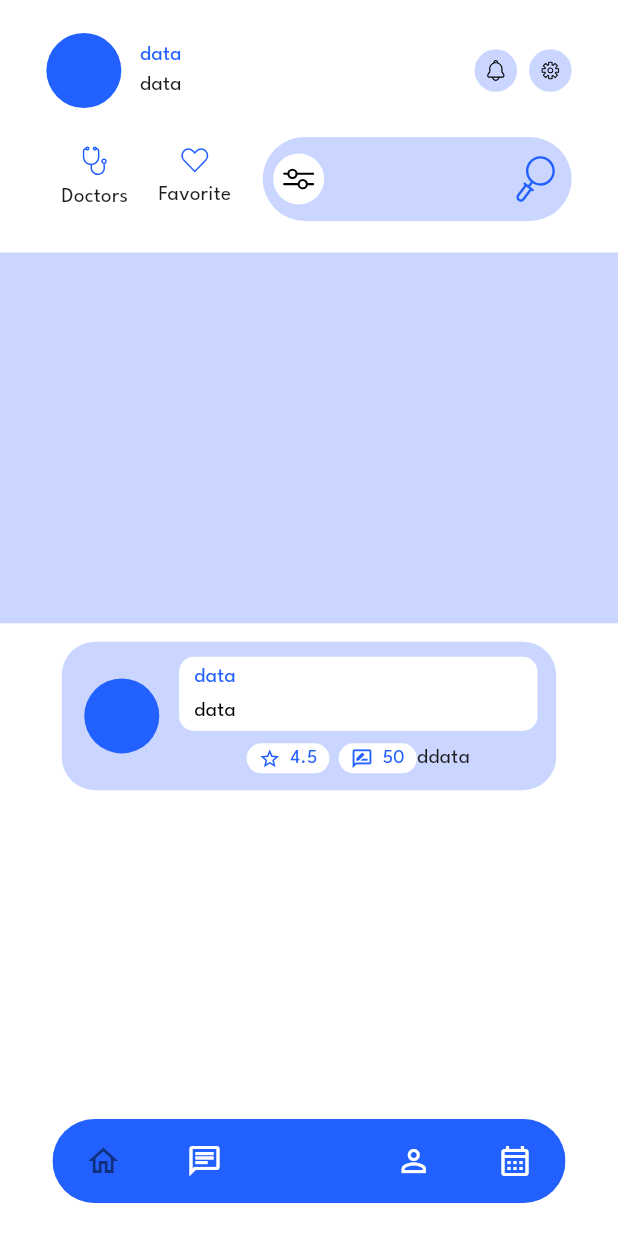
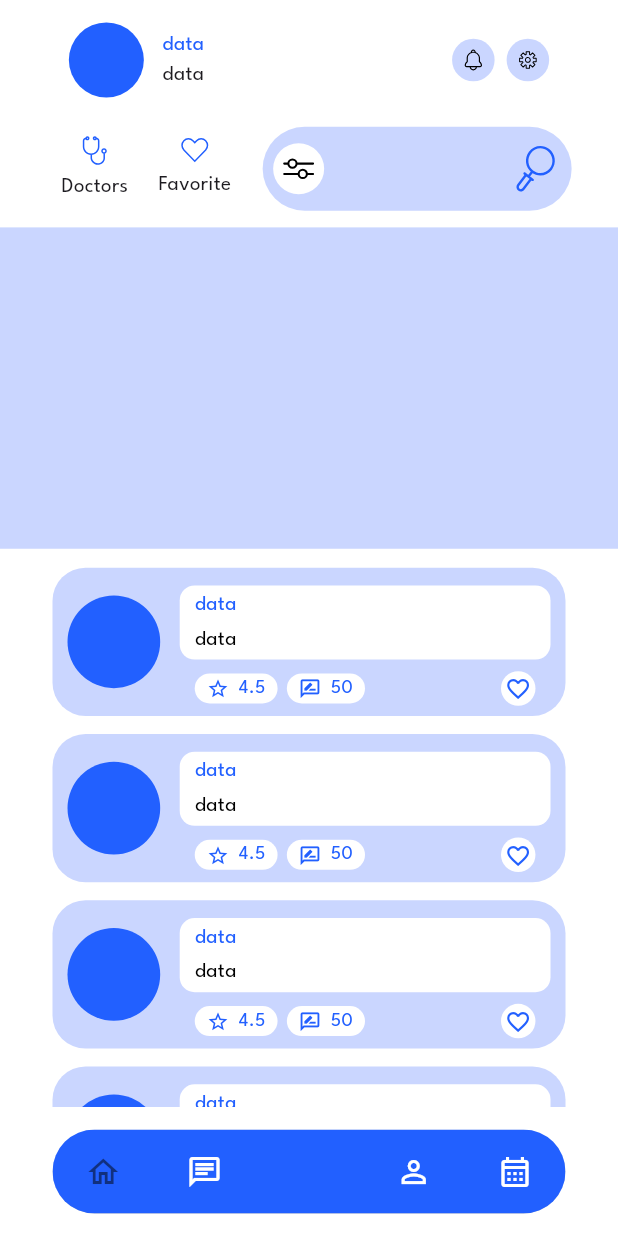
Before and after one commit to Benbakreti0Amine/MedDz, a Flutter app: the RootPage screen opened directly, on a phone screen of 412 x 824 dp. Run offline on Flutter 3.47's test engine with Material 3 defaults, Android fonts, the phone set to English and light mode, and no system bars; drawn by our look-alikes of animated_bottom_navigation_bar; our stand-ins replace dio, flutter_bloc, flutter_svg, image_picker, jwt_decoder, shared_preferences; accounts and stored records are empty.

Commit message:
fixed home ui

```diff
--- a/lib/core/api/api_interceptors.dart
+++ b/lib/core/api/api_interceptors.dart
@@ -1,6 +1,8 @@
 import 'package:dio/dio.dart';
-import 'package:happy_tech_mastering_api_with_flutter/cache/cachehelper.dart';
-import 'package:happy_tech_mastering_api_with_flutter/core/api/end_ponits.dart';
+
+import '../../cache/cachehelper.dart';
+import 'end_ponits.dart';
+
 
 class ApiInterceptor extends Interceptor {
   @override
--- a/lib/core/api/end_ponits.dart
+++ b/lib/core/api/end_ponits.dart
@@ -1,5 +1,6 @@
 class EndPoint {
   static String baseUrl = "http://127.0.0.1:8000/";
+  // static String baseUrl = "http://192.168.1.11:8000/";
   static String signIn = "users/login/";
   static String signUp = "users/listcreateuser/";
   static String forgetpass = "users/password-reset-request/";
--- a/lib/main.dart
+++ b/lib/main.dart
@@ -1,17 +1,16 @@
+import 'package:Meddz/screens/auth/register_screen.dart';
+import 'package:Meddz/screens/home/home_screen.dart';
 import 'package:dio/dio.dart';
 import 'package:flutter/material.dart';
 import 'package:flutter_bloc/flutter_bloc.dart';
-import 'package:happy_tech_mastering_api_with_flutter/screens/auth/forget_password.dart';
-import 'package:happy_tech_mastering_api_with_flutter/screens/auth/reset_password.dart';
-import 'package:happy_tech_mastering_api_with_flutter/screens/auth/register_screen.dart';
-import 'package:happy_tech_mastering_api_with_flutter/screens/home/home_screen.dart';
-import 'package:happy_tech_mastering_api_with_flutter/static/theme.dart';
+
 
 import 'cache/cachehelper.dart';
 import 'core/api/dio_consumer.dart';
 import 'cubit/user_cubit.dart';
 import 'screens/auth/sign_in_screen.dart';
 import 'screens/rootpage.dart';
+import 'static/theme.dart';
 
 
 void main() {
@@ -33,7 +32,7 @@ class MyApp extends StatelessWidget {
     return  MaterialApp(
       debugShowCheckedModeBanner: false,
       theme: AppTheme.theme,
-      home: RootPage(),
+      home: RegisterScreen(),
     );
   }
 }
--- a/lib/screens/auth/forget_password.dart
+++ b/lib/screens/auth/forget_password.dart
@@ -1,7 +1,6 @@
 import 'package:flutter/material.dart';
 import 'package:flutter_bloc/flutter_bloc.dart';
-import 'package:happy_tech_mastering_api_with_flutter/screens/auth/register_screen.dart';
-import 'package:happy_tech_mastering_api_with_flutter/screens/auth/reset_password.dart';
+
 
 import '../../../widgets/custom_form_button.dart';
 import '../../../widgets/custom_input_field.dart';
@@ -9,6 +8,7 @@ import '../../../widgets/page_heading.dart';
 import '../../cubit/user_cubit.dart';
 import '../../cubit/user_state.dart';
 import '../../static/colors.dart';
+import 'reset_password.dart';
 
 class ForgetPasswordScreen extends StatelessWidget {
   const ForgetPasswordScreen({Key? key}) : super(key: key);
--- a/lib/screens/auth/profile_screen.dart
+++ b/lib/screens/auth/profile_screen.dart
@@ -1,7 +1,9 @@
 import 'package:flutter/material.dart';
 import 'package:flutter_bloc/flutter_bloc.dart';
-import 'package:happy_tech_mastering_api_with_flutter/cubit/user_cubit.dart';
-import 'package:happy_tech_mastering_api_with_flutter/cubit/user_state.dart';
+
+import '../../cubit/user_cubit.dart';
+import '../../cubit/user_state.dart';
+
 
 class ProfileScreen extends StatelessWidget {
   const ProfileScreen({super.key});
--- a/lib/screens/home/home_screen.dart
+++ b/lib/screens/home/home_screen.dart
@@ -1,7 +1,7 @@
 import 'package:flutter/foundation.dart';
 import 'package:flutter/material.dart';
 import 'package:flutter_svg/flutter_svg.dart';
-import 'package:happy_tech_mastering_api_with_flutter/static/colors.dart';
+import 'package:Meddz/static/colors.dart';
 
 import '../../widgets/page_heading.dart';
 
@@ -16,12 +16,17 @@ class _HomeScreenState extends State<HomeScreen> {
   @override
   Widget build(BuildContext context) {
     Size size = MediaQuery.of(context).size;
+    bool Togglefavorite(bool isFavorated) {
+      return !isFavorated;
+    }
+
     return SafeArea(
         child: Scaffold(
       body: Column(
         crossAxisAlignment: CrossAxisAlignment.center,
         children: [
           Container(
+            padding: EdgeInsets.symmetric(horizontal: 15, vertical: 15),
             width: size.width * 0.85,
             child: Row(
               mainAxisAlignment: MainAxisAlignment.spaceBetween,
@@ -57,9 +62,7 @@ class _HomeScreenState extends State<HomeScreen> {
               ],
             ),
           ),
-          SizedBox(
-            height: size.height * 0.018,
-          ),
+
           Container(
             width: size.width * 0.85,
             child: Row(
@@ -82,37 +85,70 @@ class _HomeScreenState extends State<HomeScreen> {
             ),
           ),
           SizedBox(
-            height: size.height * 0.02,
+            height: size.height * 0.008,
           ),
           Container(
             width: size.width,
-            height: size.height * 0.3,
+            height: size.height * 0.26,
             color: AppColors.secondary,
           ),
           SizedBox(
-            height: size.height * 0.015,
+            height: size.height * 0.008,
           ),
-          Container(
-            padding: EdgeInsets.symmetric(horizontal: 15, vertical: 5),
+          Expanded(
+            child: ListView.builder(
+              itemBuilder: (context, index) {
+                return Padding(
+                  padding:
+                      const EdgeInsets.symmetric(vertical: 6.0, horizontal: 35),
+                  child: SizedBox(
+                    width: size.width * 0.8,
+                    child: DoctorCard(size: size),
+                  ),
+                );
+              },
+              itemCount: 4,
+            ),
+          ),
+        ],
+      ),
+    ));
+  }
+}
+
+class DoctorCard extends StatelessWidget {
+  const DoctorCard({
+    super.key,
+    required this.size,
+  });
+
+  final Size size;
+
+  @override
+  Widget build(BuildContext context) {
+    return Container(
+      padding: EdgeInsets.symmetric(horizontal: 10, vertical: 5),
       decoration: BoxDecoration(
-                color: AppColors.secondary,
-                borderRadius: BorderRadius.circular(22)),
-            width: size.width * 0.8,
+          color: AppColors.secondary, borderRadius: BorderRadius.circular(22)),
+      width: size.width * 0.85,
       height: size.height * 0.12,
       child: Row(
+        mainAxisAlignment: MainAxisAlignment.spaceBetween,
         children: [
-                CircleAvatar(
-                  radius: 25.0,
-                  backgroundColor: AppColors.primary,
+          Container(
+            decoration: BoxDecoration(
+              shape: BoxShape.circle,
+              color: AppColors.primary,
             ),
-                SizedBox(
-                  width: size.width * 0.032,
+            width: size.width * 0.15,
+            height: size.height * 0.15,
           ),
           Column(
+            mainAxisAlignment: MainAxisAlignment.spaceEvenly,
             children: [
               nameSpeciality(size: size),
               SizedBox(
-                      height: size.height * 0.01,
+                height: size.height * 0.005,
               ),
               Row(
                 mainAxisAlignment: MainAxisAlignment.spaceBetween,
@@ -132,25 +168,57 @@ class _HomeScreenState extends State<HomeScreen> {
                       txt: '50',
                     ),
                   ]),
-
+                  SizedBox(width: size.width * 0.22),
                   Row(
                     children: [
-                            Text("d"),
-                            Text("data"),
+                      IconButtonCustom(size: size, boolean: false),
                     ],
-
                   )
                 ],
-
               ),
             ],
           ),
         ],
       ),
+    );
+  }
+}
+
+class IconButtonCustom extends StatelessWidget {
+  const IconButtonCustom({
+    Key? key,
+    required this.size,
+    required this.boolean,
+  }) : super(key: key);
+
+  final Size size;
+  final bool boolean;
+
+  @override
+  Widget build(BuildContext context) {
+    return Container(
+      height: 23,
+      width: 23,
+      child: IconButton(
+        padding: EdgeInsets.zero,
+        constraints: BoxConstraints(),
+        icon: Icon(
+          boolean ? Icons.favorite : Icons.favorite_border_outlined,
         ),
-        ],
+        color: AppColors.primary,
+        iconSize: 17.5,
+        onPressed: () {
+          // setState(() {
+          //   bool x = Togglefavorite(_plantList[index].isFavorated);
+          //   _plantList[index].isFavorated = x;
+          // });
+        },
       ),
-    ));
+      decoration: BoxDecoration(
+        color: Colors.white,
+        shape: BoxShape.circle,
+      ),
+    );
   }
 }
 
@@ -169,7 +237,7 @@ class Twoicons extends StatelessWidget {
   @override
   Widget build(BuildContext context) {
     return Container(
-      padding: EdgeInsets.only(left: 8, right: 8,top: 1),
+      padding: EdgeInsets.only(left: 8, right: 8, top: 1),
       decoration: BoxDecoration(
         color: AppColors.white,
         borderRadius: BorderRadius.circular(10),
@@ -211,7 +279,7 @@ class nameSpeciality extends StatelessWidget {
       children: [
         Container(
           margin: EdgeInsets.only(top: 5),
-          width: size.width * 0.58,
+          width: size.width * 0.6,
           height: size.height * 0.06,
           decoration: BoxDecoration(
             borderRadius: BorderRadius.circular(10),
--- a/lib/screens/rootpage.dart
+++ b/lib/screens/rootpage.dart
@@ -44,8 +44,7 @@ class _RootPageState extends State<RootPage> {
   @override
   Widget build(BuildContext context) {
     Size size = MediaQuery.of(context).size;
-    return Container(
-      padding: EdgeInsets.symmetric( vertical: 22),
+    return SafeArea(
       child: Scaffold(
         backgroundColor: Colors.white,
         body: IndexedStack(
@@ -53,7 +52,7 @@ class _RootPageState extends State<RootPage> {
           children: _widgetmethod(),
         ),
         bottomNavigationBar: Container(
-          padding: EdgeInsets.symmetric(horizontal: 35),
+          padding: EdgeInsets.symmetric(horizontal: 35,vertical: 15),
           child: ClipRRect(
               borderRadius: BorderRadius.all(
                 Radius.circular(30),
@@ -75,7 +74,6 @@ class _RootPageState extends State<RootPage> {
             ),
         ),
         ),
-
     );
   }
 }
--- a/lib/static/theme.dart
+++ b/lib/static/theme.dart
@@ -1,5 +1,5 @@
 import 'package:flutter/material.dart';
-import 'package:happy_tech_mastering_api_with_flutter/static/colors.dart';
+import 'package:Meddz/static/colors.dart';
 
 class AppTheme {
   // Define the theme for the application
--- a/lib/widgets/dont_have_an_account.dart
+++ b/lib/widgets/dont_have_an_account.dart
@@ -1,5 +1,5 @@
 import 'package:flutter/material.dart';
-import 'package:happy_tech_mastering_api_with_flutter/static/colors.dart';
+import 'package:Meddz/static/colors.dart';
 
 import '../screens/auth/sign_up_screen.dart';
 
--- a/lib/widgets/forget_password_widget.dart
+++ b/lib/widgets/forget_password_widget.dart
@@ -1,5 +1,5 @@
 import 'package:flutter/material.dart';
-import 'package:happy_tech_mastering_api_with_flutter/screens/auth/forget_password.dart';
+import 'package:Meddz/screens/auth/forget_password.dart';
 
 class ForgetPasswordWidget extends StatelessWidget {
   const ForgetPasswordWidget({
--- a/pubspec.yaml
+++ b/pubspec.yaml
@@ -1,4 +1,4 @@
-name: happy_tech_mastering_api_with_flutter
+name: Meddz
 description: "A new Flutter project."
 # Prevents accidental publishing to pub.dev
 publish_to: 'none' # Remove this line if you wish to publish to pub.dev
```
Also changed, not shown: lib/screens/auth/register_screen.dart (+9 -5 lines), lib/screens/auth/sign_in_screen.dart (+7 -8 lines), lib/screens/auth/sign_up_screen.dart (+11 -4 lines), lib/widgets/custom_input_field.dart (+16 -17 lines), lib/widgets/page_heading.dart (+7 -3 lines), 15 other files. Lines whose indentation alone changed are shown as unchanged.
